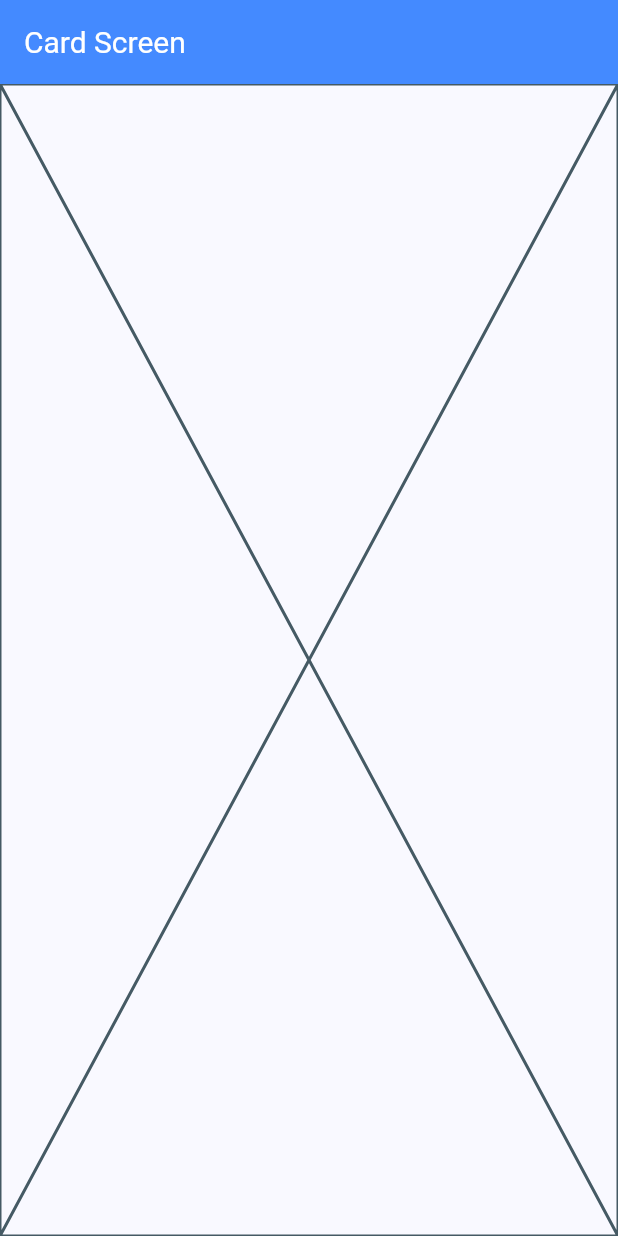
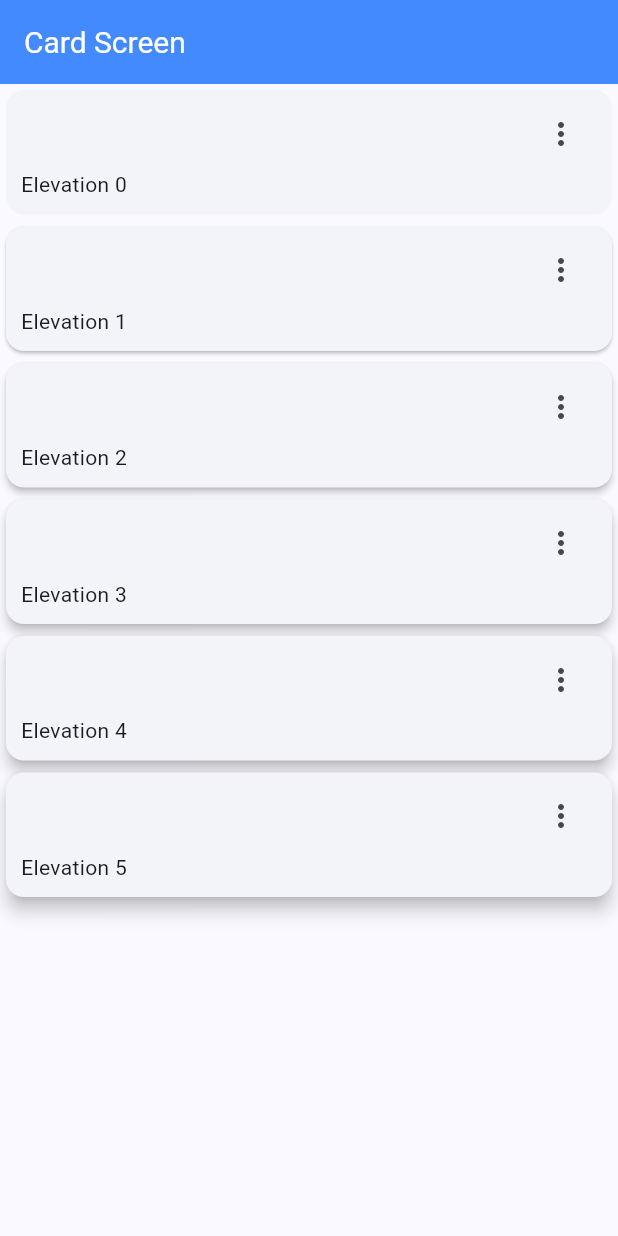
Before and after one commit to oscar-coronel-student/flutter_widgets_app, a Flutter app: the CardScreen screen opened by its route, on a phone screen of 412 x 824 dp. Run offline on Flutter 3.47's test engine with Material 3 defaults, Android fonts, the phone set to English and light mode, and no system bars; our stand-ins replace go_router.

Commit message:
Cards: agregar primer tipo de tarjeta

```diff
--- a/lib/presentation/screens/card_screen.dart
+++ b/lib/presentation/screens/card_screen.dart
@@ -1,4 +1,14 @@
 import 'package:flutter/material.dart';
+
+
+const cards = <Map<String, dynamic>>[
+  {'elevation': 0.0, 'label': 'Elevation 0'},
+  {'elevation': 1.0, 'label': 'Elevation 1' },
+  {'elevation': 2.0, 'label': 'Elevation 2' },
+  {'elevation': 3.0, 'label': 'Elevation 3' },
+  {'elevation': 4.0, 'label': 'Elevation 4' },
+  {'elevation': 5.0, 'label': 'Elevation 5' },
+];
 
 
 class CardScreen extends StatelessWidget {
@@ -13,7 +23,62 @@
       appBar: AppBar(
         title: const Text('Card Screen'),
       ),
-      body: const Placeholder(),
+      body: _CardView(),
     );
   }
 }
+
+class _CardView extends StatelessWidget {
+
+  const _CardView();
+
+  @override
+  Widget build(BuildContext context) {
+    return SingleChildScrollView(
+      child: Column(
+        children: [
+          ...cards.map((card){
+            return _CardType1(label: card['label'], elevation: card['elevation']);
+          }),
+        ],
+      ),
+    );
+  }
+
+}
+
+class _CardType1 extends StatelessWidget {
+
+  final String label;
+  final double elevation;
+
+  const _CardType1({
+    required this.label,
+    required this.elevation
+  });
+
+  @override
+  Widget build(BuildContext context) {
+    return Card(
+      elevation: elevation,
+      child: Padding(
+        padding: const EdgeInsets.fromLTRB(10, 5, 10, 10),
+        child: Column(
+          children: [
+            Align(
+              alignment: Alignment.topRight,
+              child: IconButton(
+                onPressed: (){},
+                icon: const Icon(Icons.more_vert_outlined)
+              )
+            ),
+            Align(
+              alignment: Alignment.bottomLeft,
+              child: Text(label),
+            )
+          ],
+        ),
+      ),
+    );
+  }
+}
```
